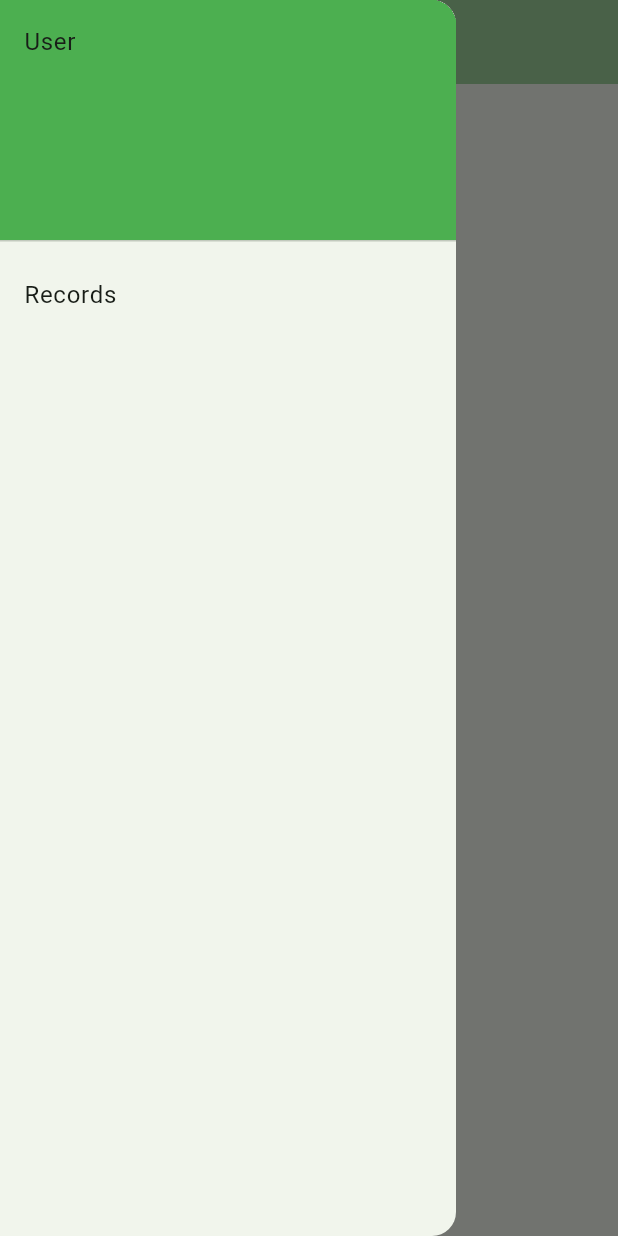
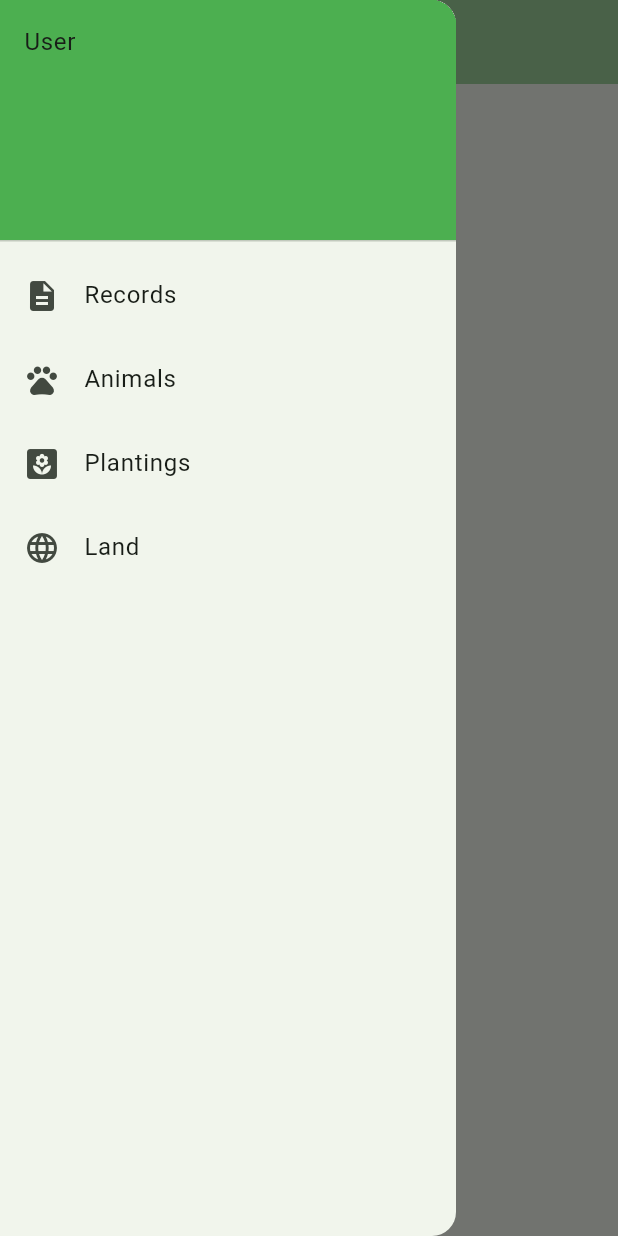
Before and after one commit to applecreekacres/farm_home, a Flutter app: the screen it shows once a user with an empty profile is signed in, with the side drawer open, on a phone screen of 412 x 824 dp. Run offline on Flutter 3.47's test engine with Material 3 defaults, Android fonts, the phone set to English and light mode, and no system bars; our stand-ins replace cloud_firestore, firebase_auth, firebase_core, fluttertoast, google_sign_in, shared_preferences; missing offline and left inert: firebase_ui_auth; accounts and stored records are empty.

Commit message:
fix: adding items to navbar

```diff
--- a/lib/pages/home.dart
+++ b/lib/pages/home.dart
@@ -26,7 +26,20 @@ class _HomePageState extends State<HomePage> {
             child: Text("User"),
           ),
           ListTile(
+            leading: Icon(Icons.description),
             title: Text("Records"),
+          ),
+          ListTile(
+            leading: Icon(Icons.pets),
+            title: Text("Animals")
+          ),
+          ListTile(
+            leading: Icon(Icons.yard),
+            title: Text("Plantings")
+          ),
+          ListTile(
+            leading: Icon(Icons.language),
+            title: Text("Land")
           )
         ],
       )),
```
